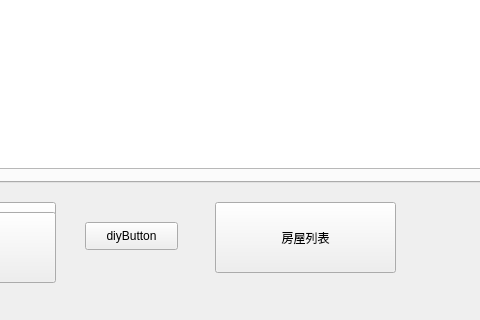
Before: the Qt Designer form MainLaunch_qt/mainwindow.ui in luohanqing0318/graduation-design, drawn with Qt 5; both pictures show x 145 to 625 and y 565 to 885 of the 927 by 885 pixel window.
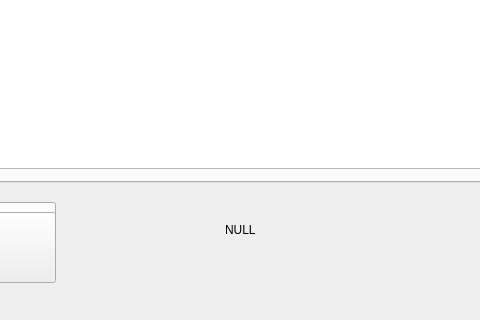
After: the same form once the commit is applied. Icons and pictures are not drawn. Custom widgets are drawn as their Qt base class.

What changed in the file:
```diff
--- a/MainLaunch_qt/mainwindow.ui
+++ b/MainLaunch_qt/mainwindow.ui
@@ -40,19 +40,6 @@
      <string>我的</string>
     </property>
    </widget>
-   <widget class="QPushButton" name="pushButton_3">
-    <property name="geometry">
-     <rect>
-      <x>360</x>
-      <y>750</y>
-      <width>181</width>
-      <height>71</height>
-     </rect>
-    </property>
-    <property name="text">
-     <string>房屋列表</string>
-    </property>
-   </widget>
    <widget class="QTabWidget" name="tabWidget">
     <property name="geometry">
      <rect>
@@ -255,17 +242,17 @@
      <string>上传合同</string>
     </property>
    </widget>
-   <widget class="newitem_btn" name="pushButton_11">
+   <widget class="QLabel" name="label_4">
     <property name="geometry">
      <rect>
-      <x>230</x>
+      <x>370</x>
       <y>770</y>
-      <width>93</width>
-      <height>28</height>
+      <width>72</width>
+      <height>15</height>
      </rect>
     </property>
     <property name="text">
-     <string>diyButton</string>
+     <string>NULL</string>
     </property>
    </widget>
   </widget>
@@ -290,13 +277,6 @@
   <widget class="QStatusBar" name="statusBar"/>
  </widget>
  <layoutdefault spacing="6" margin="11"/>
- <customwidgets>
-  <customwidget>
-   <class>newitem_btn</class>
-   <extends>QPushButton</extends>
-   <header location="global">newitem_btn.h</header>
-  </customwidget>
- </customwidgets>
  <resources/>
  <connections/>
 </ui>
```
